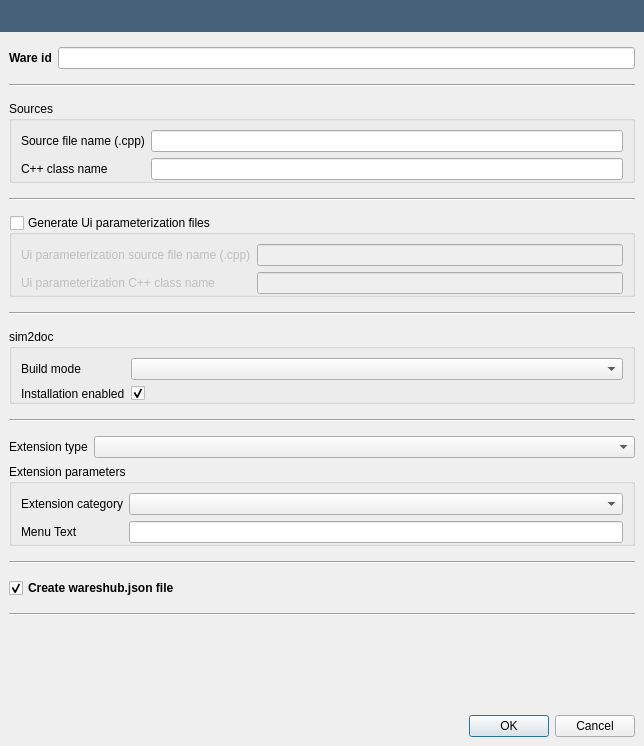
First picture: the form in src/openfluid/ui/waresdev/NewWareDialog.ui, repository OpenFLUID/openfluid, before the edit.
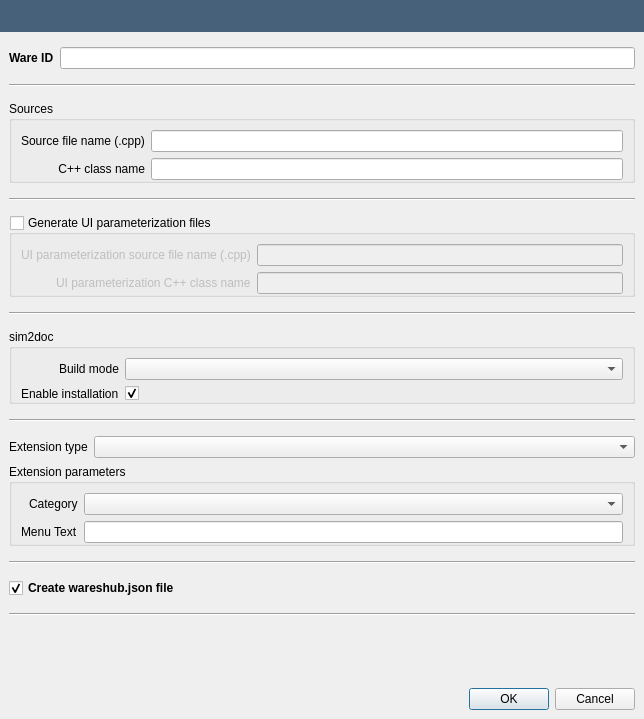
Second picture: the form after the edit.

Diff of the .ui file:
```diff
--- a/src/openfluid/ui/waresdev/NewWareDialog.ui
+++ b/src/openfluid/ui/waresdev/NewWareDialog.ui
@@ -7,7 +7,7 @@
     <x>0</x>
     <y>0</y>
     <width>644</width>
-    <height>746</height>
+    <height>719</height>
    </rect>
   </property>
   <property name="windowTitle">
@@ -82,7 +82,7 @@
           </font>
          </property>
          <property name="text">
-          <string>Ware id</string>
+          <string>Ware ID</string>
          </property>
         </widget>
        </item>
@@ -113,6 +113,9 @@
         <bool>false</bool>
        </property>
        <layout class="QFormLayout" name="formLayout_5">
+        <property name="labelAlignment">
+         <set>Qt::AlignRight|Qt::AlignTrailing|Qt::AlignVCenter</set>
+        </property>
         <property name="verticalSpacing">
          <number>6</number>
         </property>
@@ -147,6 +150,9 @@
           <property name="text">
            <string>C++ class name</string>
           </property>
+          <property name="alignment">
+           <set>Qt::AlignRight|Qt::AlignTrailing|Qt::AlignVCenter</set>
+          </property>
          </widget>
         </item>
         <item row="1" column="1">
@@ -187,7 +193,7 @@
         <item>
          <widget class="QGroupBox" name="UiParam_groupBox">
           <property name="title">
-           <string>Generate Ui parameterization files</string>
+           <string>Generate UI parameterization files</string>
           </property>
           <property name="checkable">
            <bool>true</bool>
@@ -214,13 +220,25 @@
            <item>
             <widget class="QWidget" name="UiParam_widget" native="true">
              <layout class="QFormLayout" name="formLayout_9">
-              <property name="margin">
+              <property name="labelAlignment">
+               <set>Qt::AlignRight|Qt::AlignTrailing|Qt::AlignVCenter</set>
+              </property>
+              <property name="leftMargin">
+               <number>0</number>
+              </property>
+              <property name="topMargin">
+               <number>0</number>
+              </property>
+              <property name="rightMargin">
+               <number>0</number>
+              </property>
+              <property name="bottomMargin">
                <number>0</number>
               </property>
               <item row="0" column="0">
                <widget class="QLabel" name="UiParamSourceFilename_label">
                 <property name="text">
-                 <string>Ui parameterization source file name (.cpp)</string>
+                 <string>UI parameterization source file name (.cpp)</string>
                 </property>
                </widget>
               </item>
@@ -237,7 +255,7 @@
               <item row="1" column="0">
                <widget class="QLabel" name="label_15">
                 <property name="text">
-                 <string>Ui parameterization C++ class name</string>
+                 <string>UI parameterization C++ class name</string>
                 </property>
                </widget>
               </item>
@@ -288,6 +306,9 @@
            <string>sim2doc</string>
           </property>
           <layout class="QFormLayout" name="formLayout">
+           <property name="labelAlignment">
+            <set>Qt::AlignRight|Qt::AlignTrailing|Qt::AlignVCenter</set>
+           </property>
            <property name="verticalSpacing">
             <number>6</number>
            </property>
@@ -316,7 +337,7 @@
            <item row="1" column="0">
             <widget class="QLabel" name="enableBuildOfDocumentationUsingSim2docLabel">
              <property name="text">
-              <string>Installation enabled</string>
+              <string>Enable installation</string>
              </property>
             </widget>
            </item>
@@ -381,6 +402,9 @@
            <string>Extension parameters</string>
           </property>
           <layout class="QFormLayout" name="formLayout_4">
+           <property name="labelAlignment">
+            <set>Qt::AlignRight|Qt::AlignTrailing|Qt::AlignVCenter</set>
+           </property>
            <property name="leftMargin">
             <number>9</number>
            </property>
@@ -396,7 +420,7 @@
            <item row="0" column="0">
             <widget class="QLabel" name="BextCategory_label">
              <property name="text">
-              <string>Extension category</string>
+              <string>Category</string>
              </property>
             </widget>
            </item>
@@ -469,7 +493,7 @@
        <property name="sizeHint" stdset="0">
         <size>
          <width>20</width>
-         <height>40</height>
+         <height>10</height>
         </size>
        </property>
       </spacer>
```
Left out of the diff: 59 changed lines with no effect on the pictures.
